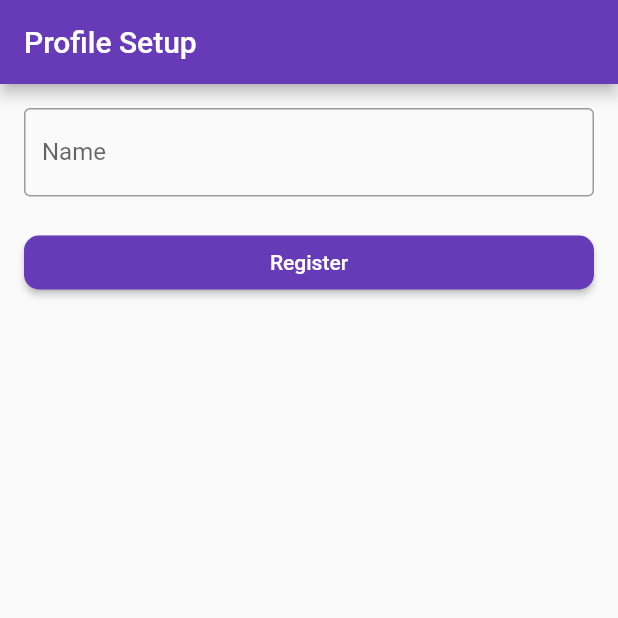
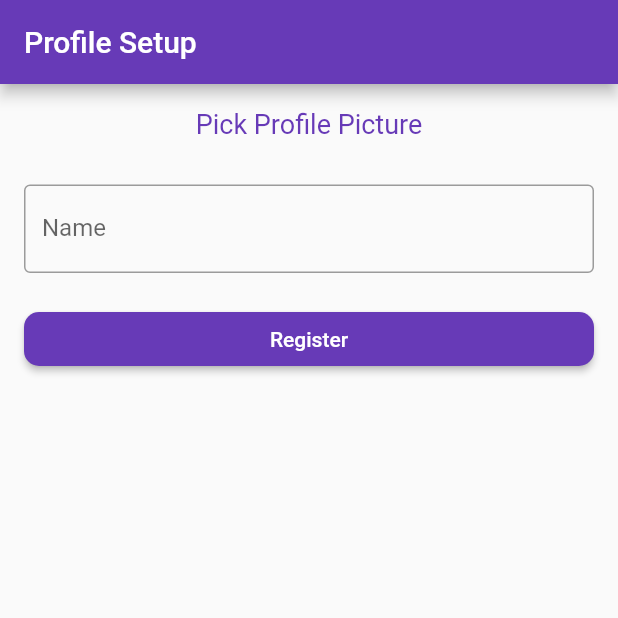
Before and after one commit to SyedFrazAli/uniChatFirebase, a Flutter app: the ProfileSetupScreen screen opened directly with empty values, on a phone screen of 412 x 824 dp, the top half of it. Run offline on Flutter 3.47's test engine with Material 2 defaults, Android fonts, the phone set to English and light mode, and no system bars; our stand-ins replace cloud_firestore, firebase_auth, firebase_core, flutter_dotenv, image_picker, pinput and 1 more; missing offline and left inert: zego_zimkit; accounts and stored records are empty.

Commit message:
miner update

```diff
--- a/unichat/lib/profile_setup_screen.dart
+++ b/unichat/lib/profile_setup_screen.dart
@@ -1,8 +1,10 @@
-// ignore_for_file: non_constant_identifier_names
-
+import 'dart:io';
+import 'package:flutter/cupertino.dart';
 import 'package:flutter/material.dart';
 import 'package:unichat/home_screen.dart';
+import 'package:unichat/user_data.dart';
 import 'package:zego_zimkit/zego_zimkit.dart';
+import 'package:image_picker/image_picker.dart';
 
 class ProfileSetupScreen extends StatefulWidget {
   final String phoneNumber;
@@ -15,6 +17,19 @@ class ProfileSetupScreen extends StatefulWidget {
 
 class _ProfileSetupScreenState extends State<ProfileSetupScreen> {
   final TextEditingController _userNameController = TextEditingController();
+  String? _profilePictureUrl;
+
+  Future<void> _pickImage() async {
+    final imagePicker = ImagePicker();
+    final pickedImage =
+        await imagePicker.pickImage(source: ImageSource.gallery);
+
+    if (pickedImage != null) {
+      setState(() {
+        _profilePictureUrl = pickedImage.path;
+      });
+    }
+  }
 
   @override
   Widget build(BuildContext context) {
@@ -28,29 +43,67 @@ class _ProfileSetupScreenState extends State<ProfileSetupScreen> {
         child: Column(
           crossAxisAlignment: CrossAxisAlignment.stretch,
           children: [
+            GestureDetector(
+              onTap: _pickImage,
+              child: Column(
+                children: [
+                  const Text('Pick Profile Picture',
+                  style: TextStyle(
+                        fontSize: 18,
+                        fontWeight: FontWeight.w400,
+                        color: Colors.deepPurple),),
+                  const SizedBox(height: 10),
+                  _profilePictureUrl != null
+                      ? CircleAvatar(
+                          radius: 58,
+                          backgroundColor: Colors.deepPurple,
+                            backgroundImage: _profilePictureUrl != null ? FileImage(File(_profilePictureUrl!)) : null,
+
+                          child: Stack(children: [
+                            Align(
+                              alignment: Alignment.bottomRight,
+                              child: CircleAvatar(
+                                radius: 18,
+                                backgroundColor: Colors.white70,
+                                child: Icon(CupertinoIcons.camera),
+                              ),
+                            ),
+                          ]),
+                        )
+                      : const SizedBox(),
+                ],
+              ),
+            ),
+            const SizedBox(height: 20),
             TextField(
               controller: _userNameController,
               decoration: InputDecoration(
-                fillColor: Colors.deepPurple,
-                iconColor: Colors.deepPurple,
-                focusColor: Colors.deepPurple,
-                hoverColor: Colors.deepPurple,
-                prefixIconColor: Colors.deepPurple,
-                suffixIconColor: Colors.deepPurple,
                 labelText: 'Name',
                 border: OutlineInputBorder(),
               ),
+              onSubmitted: (value) async {
+                String name = _userNameController.text;
+                String phoneNumber = widget.phoneNumber;
+                UserData userData = UserData(
+                  name: name,
+                  phoneNumber: phoneNumber,
+                  profilePictureUrl: _profilePictureUrl ?? '',
+                );
+
+                await userData.saveUserData();
+              },
             ),
             const SizedBox(height: 20),
             ElevatedButton(
               onPressed: () async {
-                String Name = _userNameController.text;
+                String name = _userNameController.text;
                 String phoneNumber = widget.phoneNumber;
 
-                await ZIMKit().connectUser(id: phoneNumber, name: Name);
+                await ZIMKit().connectUser(id: phoneNumber, name: name);
                 if (!mounted) return;
                 Navigator.of(context).push(
-                    MaterialPageRoute(builder: (_) => const HomeScreen()));
+                  MaterialPageRoute(builder: (_) => const HomeScreen()),
+                );
               },
               style: ElevatedButton.styleFrom(
                 backgroundColor: Colors.deepPurple,
```
Also changed, not shown: unichat/lib/chat_popup_option.dart (+19 -2 lines), unichat/lib/home_screen.dart (+20 -4 lines), unichat/lib/user_data.dart (added, +67 -0 lines), unichat/lib/userinfo.dart (added, +59 -0 lines), unichat/pubspec.yaml (+7 -0 lines), unichat/pubspec.lock, 9 other files.
